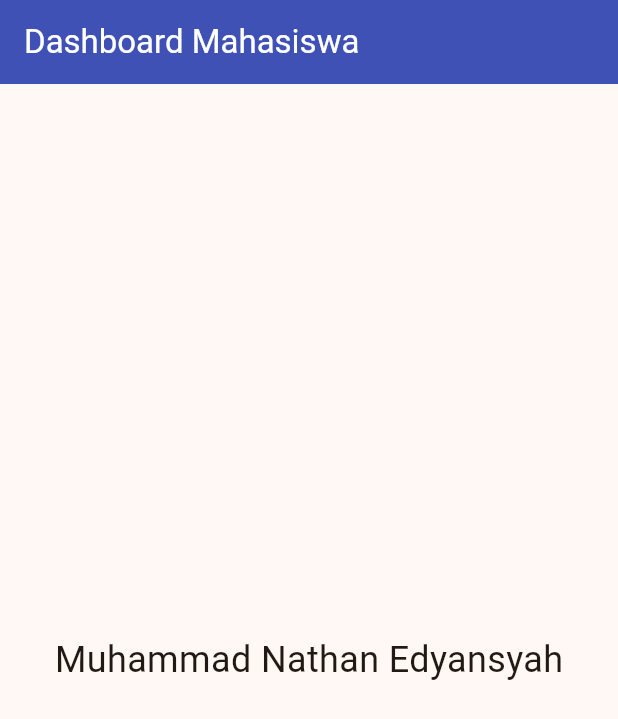
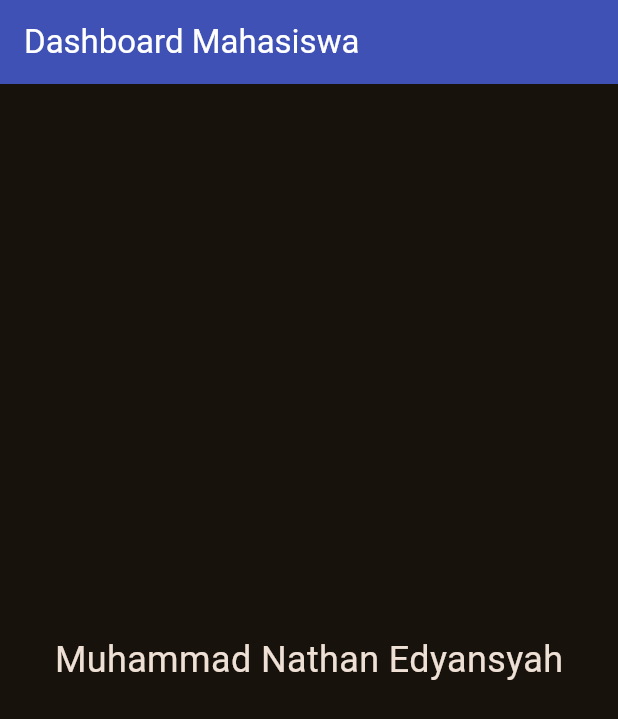
Before and after one commit to nathanedyansyah2-svg/whatever, a Flutter app: the screen it shows after launch, on a phone screen of 412 x 824 dp. Shown: the top 719 px of the screen. Run offline on Flutter 3.47's test engine with Material 3 defaults, Android fonts, the phone set to English and light mode, and no system bars.

Commit message:
mengubah themedata yang sebelumnya terang jadi gelap

```diff
--- a/lib/main.dart
+++ b/lib/main.dart
@@ -17,6 +17,14 @@ class MyMaterialApp extends StatelessWidget {
           seedColor: Colors.orangeAccent,
           )
       ),
+      darkTheme: ThemeData(
+       useMaterial3: true,
+       colorScheme: ColorScheme.fromSeed(
+          seedColor: Colors.orangeAccent,
+          brightness: Brightness.dark,
+        ),
+      ),
+      themeMode: ThemeMode.dark,
       home: MyHomePage(),
     );
   }
```
